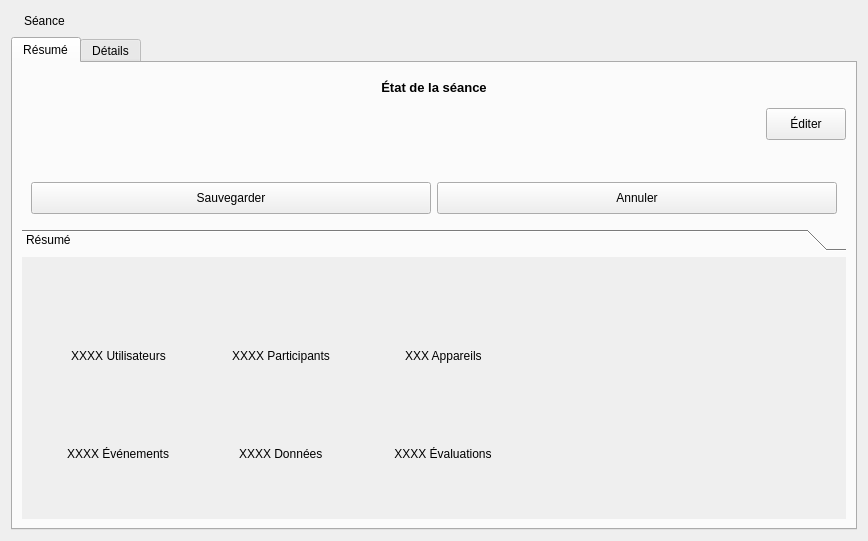
First picture: the form in client/src/editors/SessionWidget.ui, repository introlab/openteraplus, before the edit.
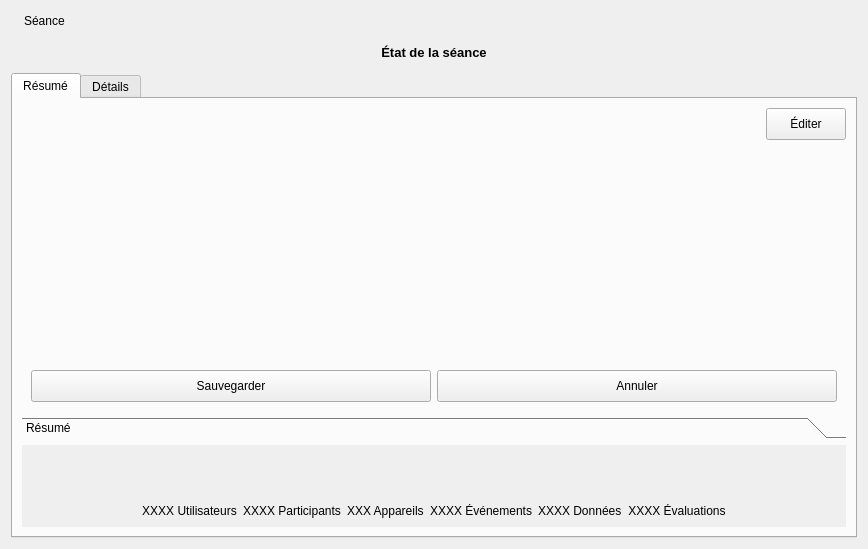
Second picture: the form after the edit. The open tabs and pages were chosen to show the change. Icons and pictures are not drawn. Custom widgets are drawn as their Qt base class.

Commit message: Refs #25. Work in progress to plan future sessions.

Diff of the .ui file:
```diff
--- a/client/src/editors/SessionWidget.ui
+++ b/client/src/editors/SessionWidget.ui
@@ -7,7 +7,7 @@
     <x>0</x>
     <y>0</y>
     <width>868</width>
-    <height>541</height>
+    <height>549</height>
    </rect>
   </property>
   <property name="windowTitle">
@@ -168,6 +168,35 @@
      </item>
     </layout>
    </item>
+   <item>
+    <widget class="QLabel" name="lblStatus">
+     <property name="sizePolicy">
+      <sizepolicy hsizetype="Preferred" vsizetype="Maximum">
+       <horstretch>0</horstretch>
+       <verstretch>0</verstretch>
+      </sizepolicy>
+     </property>
+     <property name="minimumSize">
+      <size>
+       <width>0</width>
+       <height>30</height>
+      </size>
+     </property>
+     <property name="font">
+      <font>
+       <pointsize>10</pointsize>
+       <weight>75</weight>
+       <bold>true</bold>
+      </font>
+     </property>
+     <property name="text">
+      <string>État de la séance</string>
+     </property>
+     <property name="alignment">
+      <set>Qt::AlignCenter</set>
+     </property>
+    </widget>
+   </item>
    <item>
     <widget class="QTabWidget" name="tabNav">
      <property name="currentIndex">
@@ -182,35 +211,6 @@
        <string>Résumé</string>
       </attribute>
       <layout class="QVBoxLayout" name="verticalLayout_6">
-       <item>
-        <widget class="QLabel" name="lblStatus">
-         <property name="sizePolicy">
-          <sizepolicy hsizetype="Preferred" vsizetype="Maximum">
-           <horstretch>0</horstretch>
-           <verstretch>0</verstretch>
-          </sizepolicy>
-         </property>
-         <property name="minimumSize">
-          <size>
-           <width>0</width>
-           <height>30</height>
-          </size>
-         </property>
-         <property name="font">
-          <font>
-           <pointsize>10</pointsize>
-           <weight>75</weight>
-           <bold>true</bold>
-          </font>
-         </property>
-         <property name="text">
-          <string>État de la séance</string>
-         </property>
-         <property name="alignment">
-          <set>Qt::AlignCenter</set>
-         </property>
-        </widget>
-       </item>
        <item>
         <layout class="QHBoxLayout" name="horizontalLayout_4">
          <item>
@@ -257,7 +257,7 @@
        <item>
         <widget class="TeraForm" name="wdgSession" native="true">
          <property name="sizePolicy">
-          <sizepolicy hsizetype="Preferred" vsizetype="Expanding">
+          <sizepolicy hsizetype="Preferred" vsizetype="MinimumExpanding">
            <horstretch>0</horstretch>
            <verstretch>0</verstretch>
           </sizepolicy>
@@ -331,29 +331,68 @@
        <item>
         <widget class="QToolBox" name="grpSummary">
          <property name="sizePolicy">
-          <sizepolicy hsizetype="Preferred" vsizetype="MinimumExpanding">
+          <sizepolicy hsizetype="Preferred" vsizetype="Preferred">
            <horstretch>0</horstretch>
            <verstretch>0</verstretch>
           </sizepolicy>
          </property>
+         <property name="minimumSize">
+          <size>
+           <width>0</width>
+           <height>110</height>
+          </size>
+         </property>
+         <property name="maximumSize">
+          <size>
+           <width>16777215</width>
+           <height>110</height>
+          </size>
+         </property>
          <widget class="QWidget" name="grpSummaryPage1">
           <property name="geometry">
            <rect>
             <x>0</x>
             <y>0</y>
             <width>828</width>
-            <height>260</height>
+            <height>83</height>
            </rect>
           </property>
           <attribute name="label">
            <string>Résumé</string>
           </attribute>
           <layout class="QVBoxLayout" name="verticalLayout_8">
-           <item>
+           <property name="spacing">
+            <number>0</number>
+           </property>
+           <property name="leftMargin">
+            <number>0</number>
+           </property>
+           <property name="topMargin">
+            <number>0</number>
+           </property>
+           <property name="rightMargin">
+            <number>0</number>
+           </property>
+           <property name="bottomMargin">
+            <number>0</number>
+           </property>
+           <item alignment="Qt::AlignHCenter">
             <widget class="QFrame" name="frameStats">
+             <property name="sizePolicy">
+              <sizepolicy hsizetype="Expanding" vsizetype="Maximum">
+               <horstretch>0</horstretch>
+               <verstretch>0</verstretch>
+              </sizepolicy>
+             </property>
+             <property name="minimumSize">
+              <size>
+               <width>600</width>
+               <height>80</height>
+              </size>
+             </property>
              <property name="maximumSize">
               <size>
-               <width>500</width>
+               <width>16777215</width>
                <height>16777215</height>
               </size>
              </property>
@@ -361,22 +400,6 @@
               <property name="verticalSpacing">
                <number>10</number>
               </property>
-              <item row="3" column="2" alignment="Qt::AlignHCenter|Qt::AlignTop">
-               <widget class="QLabel" name="lblTests">
-                <property name="sizePolicy">
-                 <sizepolicy hsizetype="Preferred" vsizetype="Maximum">
-                  <horstretch>0</horstretch>
-                  <verstretch>0</verstretch>
-                 </sizepolicy>
-                </property>
-                <property name="text">
-                 <string>XXXX Évaluations</string>
-                </property>
-                <property name="alignment">
-                 <set>Qt::AlignCenter</set>
-                </property>
-               </widget>
-              </item>
               <item row="0" column="1" alignment="Qt::AlignHCenter">
                <widget class="ClickableLabel" name="icoParticipant">
                 <property name="sizePolicy">
@@ -387,14 +410,14 @@
                 </property>
                 <property name="minimumSize">
                  <size>
-                  <width>64</width>
-                  <height>64</height>
+                  <width>48</width>
+                  <height>48</height>
                  </size>
                 </property>
                 <property name="maximumSize">
                  <size>
-                  <width>64</width>
-                  <height>64</height>
+                  <width>48</width>
+                  <height>48</height>
                  </size>
                 </property>
                 <property name="cursor">
@@ -404,7 +427,41 @@
                  <string/>
                 </property>
                 <property name="pixmap">
-                 <pixmap>:/icons/patient.png</pixmap>
+                 <pixmap resource="../../resources/TeraClient.qrc">:/icons/patient.png</pixmap>
+                </property>
+                <property name="scaledContents">
+                 <bool>true</bool>
+                </property>
+               </widget>
+              </item>
+              <item row="0" column="0" alignment="Qt::AlignHCenter">
+               <widget class="ClickableLabel" name="icoUsers">
+                <property name="sizePolicy">
+                 <sizepolicy hsizetype="Fixed" vsizetype="Fixed">
+                  <horstretch>0</horstretch>
+                  <verstretch>0</verstretch>
+                 </sizepolicy>
+                </property>
+                <property name="minimumSize">
+                 <size>
+                  <width>48</width>
+                  <height>48</height>
+                 </size>
+                </property>
+                <property name="maximumSize">
+                 <size>
+                  <width>48</width>
+                  <height>48</height>
+                 </size>
+                </property>
+                <property name="cursor">
+                 <cursorShape>PointingHandCursor</cursorShape>
+                </property>
+                <property name="text">
+                 <string/>
+                </property>
+                <property name="pixmap">
+                 <pixmap resource="../../resources/TeraClient.qrc">:/icons/software_user.png</pixmap>
                 </property>
                 <property name="scaledContents">
                  <bool>true</bool>
@@ -421,14 +478,14 @@
                 </property>
                 <property name="minimumSize">
                  <size>
-                  <width>64</width>
-                  <height>64</height>
+                  <width>48</width>
+                  <height>48</height>
                  </size>
                 </property>
                 <property name="maximumSize">
                  <size>
-                  <width>64</width>
-                  <height>64</height>
+                  <width>48</width>
+                  <height>48</height>
                  </size>
                 </property>
                 <property name="cursor">
@@ -445,78 +502,142 @@
                 </property>
                </widget>
               </item>
-              <item row="1" column="2" alignment="Qt::AlignHCenter|Qt::AlignTop">
+              <item row="0" column="5" alignment="Qt::AlignHCenter">
+               <widget class="ClickableLabel" name="icoTests">
+                <property name="sizePolicy">
+                 <sizepolicy hsizetype="Fixed" vsizetype="Fixed">
+                  <horstretch>0</horstretch>
+                  <verstretch>0</verstretch>
+                 </sizepolicy>
+                </property>
+                <property name="minimumSize">
+                 <size>
+                  <width>48</width>
+                  <height>48</height>
+                 </size>
+                </property>
+                <property name="maximumSize">
+                 <size>
+                  <width>48</width>
+                  <height>48</height>
+                 </size>
+                </property>
+                <property name="text">
+                 <string/>
+                </property>
+                <property name="pixmap">
+                 <pixmap resource="../../resources/TeraClient.qrc">:/icons/test.png</pixmap>
+                </property>
+                <property name="scaledContents">
+                 <bool>true</bool>
+                </property>
+               </widget>
+              </item>
+              <item row="0" column="3" alignment="Qt::AlignHCenter|Qt::AlignVCenter">
+               <widget class="ClickableLabel" name="icoEvents">
+                <property name="sizePolicy">
+                 <sizepolicy hsizetype="Fixed" vsizetype="Fixed">
+                  <horstretch>0</horstretch>
+                  <verstretch>0</verstretch>
+                 </sizepolicy>
+                </property>
+                <property name="minimumSize">
+                 <size>
+                  <width>48</width>
+                  <height>48</height>
+                 </size>
+                </property>
+                <property name="maximumSize">
+                 <size>
+                  <width>48</width>
+                  <height>48</height>
+                 </size>
+                </property>
+                <property name="cursor">
+                 <cursorShape>PointingHandCursor</cursorShape>
+                </property>
+                <property name="text">
+                 <string/>
+                </property>
+                <property name="pixmap">
+                 <pixmap resource="../../resources/TeraClient.qrc">:/icons/log.png</pixmap>
+                </property>
+                <property name="scaledContents">
+                 <bool>true</bool>
+                </property>
+               </widget>
+              </item>
+              <item row="0" column="4" alignment="Qt::AlignHCenter|Qt::AlignVCenter">
+               <widget class="ClickableLabel" name="icoAssets">
+                <property name="sizePolicy">
+                 <sizepolicy hsizetype="Fixed" vsizetype="Fixed">
+                  <horstretch>0</horstretch>
+                  <verstretch>0</verstretch>
+                 </sizepolicy>
+                </property>
+                <property name="minimumSize">
+                 <size>
+                  <width>48</width>
+                  <height>48</height>
+                 </size>
+                </property>
+                <property name="maximumSize">
+                 <size>
+                  <width>48</width>
+                  <height>48</height>
+                 </size>
+                </property>
+                <property name="cursor">
+                 <cursorShape>PointingHandCursor</cursorShape>
+                </property>
+                <property name="text">
+                 <string/>
+                </property>
+                <property name="pixmap">
+                 <pixmap resource="../../resources/TeraClient.qrc">:/icons/data.png</pixmap>
+                </property>
+                <property name="scaledContents">
+                 <bool>true</bool>
+                </property>
+               </widget>
+              </item>
+              <item row="1" column="5" alignment="Qt::AlignVCenter">
+               <widget class="QLabel" name="lblTests">
+                <property name="sizePolicy">
+                 <sizepolicy hsizetype="Preferred" vsizetype="Maximum">
+                  <horstretch>0</horstretch>
+                  <verstretch>0</verstretch>
+                 </sizepolicy>
+                </property>
+                <property name="text">
+                 <string>XXXX Évaluations</string>
+                </property>
+                <property name="alignment">
+                 <set>Qt::AlignCenter</set>
+                </property>
+               </widget>
+              </item>
+              <item row="1" column="4" alignment="Qt::AlignHCenter|Qt::AlignVCenter">
+               <widget class="QLabel" name="lblAssets">
+                <property name="text">
+                 <string>XXXX Données</string>
+                </property>
+               </widget>
+              </item>
+              <item row="1" column="3" alignment="Qt::AlignHCenter|Qt::AlignVCenter">
+               <widget class="QLabel" name="lblEvents">
+                <property name="text">
+                 <string>XXXX Événements</string>
+                </property>
+               </widget>
+              </item>
+              <item row="1" column="2" alignment="Qt::AlignHCenter|Qt::AlignVCenter">
                <widget class="QLabel" name="lblDevicesStats">
                 <property name="text">
                  <string>XXX Appareils</string>
                 </property>
                </widget>
               </item>
-              <item row="0" column="0" alignment="Qt::AlignHCenter">
-               <widget class="ClickableLabel" name="icoUsers">
-                <property name="sizePolicy">
-                 <sizepolicy hsizetype="Fixed" vsizetype="Fixed">
-                  <horstretch>0</horstretch>
-                  <verstretch>0</verstretch>
-                 </sizepolicy>
-                </property>
-                <property name="minimumSize">
-                 <size>
-                  <width>64</width>
-                  <height>64</height>
-                 </size>
-                </property>
-                <property name="maximumSize">
-                 <size>
-                  <width>64</width>
-                  <height>64</height>
-                 </size>
-                </property>
-                <property name="cursor">
-                 <cursorShape>PointingHandCursor</cursorShape>
-                </property>
-                <property name="text">
-                 <string/>
-                </property>
-                <property name="pixmap">
-                 <pixmap>:/icons/software_user.png</pixmap>
-                </property>
-                <property name="scaledContents">
-                 <bool>true</bool>
-                </property>
-               </widget>
-              </item>
-              <item row="2" column="2" alignment="Qt::AlignHCenter">
-               <widget class="ClickableLabel" name="icoTests">
-                <property name="sizePolicy">
-                 <sizepolicy hsizetype="Fixed" vsizetype="Fixed">
-                  <horstretch>0</horstretch>
-                  <verstretch>0</verstretch>
-                 </sizepolicy>
-                </property>
-                <property name="minimumSize">
-                 <size>
-                  <width>64</width>
-                  <height>64</height>
-                 </size>
-                </property>
-                <property name="maximumSize">
-                 <size>
-                  <width>64</width>
-                  <height>64</height>
-                 </size>
-                </property>
-                <property name="text">
-                 <string/>
-                </property>
-                <property name="pixmap">
-                 <pixmap>:/icons/test.png</pixmap>
-                </property>
-                <property name="scaledContents">
-                 <bool>true</bool>
-                </property>
-               </widget>
-              </item>
               <item row="1" column="1">
                <widget class="QLabel" name="lblParticipantsStats">
                 <property name="sizePolicy">
@@ -533,7 +654,7 @@
                 </property>
                </widget>
               </item>
-              <item row="1" column="0" alignment="Qt::AlignHCenter|Qt::AlignTop">
+              <item row="1" column="0">
                <widget class="QLabel" name="lblUsersStats">
                 <property name="sizePolicy">
                  <sizepolicy hsizetype="Preferred" vsizetype="Maximum">
@@ -549,104 +670,9 @@
                 </property>
                </widget>
               </item>
-              <item row="2" column="1" alignment="Qt::AlignHCenter">
-               <widget class="ClickableLabel" name="icoAssets">
-                <property name="sizePolicy">
-                 <sizepolicy hsizetype="Fixed" vsizetype="Fixed">
-                  <horstretch>0</horstretch>
-                  <verstretch>0</verstretch>
-                 </sizepolicy>
-                </property>
-                <property name="minimumSize">
-                 <size>
-                  <width>64</width>
-                  <height>64</height>
-                 </size>
-                </property>
-                <property name="maximumSize">
-                 <size>
-                  <width>64</width>
-                  <height>64</height>
-                 </size>
-                </property>
-                <property name="cursor">
-                 <cursorShape>PointingHandCursor</cursorShape>
-                </property>
-                <property name="text">
-                 <string/>
-                </property>
-                <property name="pixmap">
-                 <pixmap>:/icons/data.png</pixmap>
-                </property>
-                <property name="scaledContents">
-                 <bool>true</bool>
-                </property>
-               </widget>
-              </item>
-              <item row="3" column="1" alignment="Qt::AlignHCenter">
-               <widget class="QLabel" name="lblAssets">
-                <property name="text">
-                 <string>XXXX Données</string>
-                </property>
-               </widget>
-              </item>
-              <item row="2" column="0" alignment="Qt::AlignHCenter">
-               <widget class="ClickableLabel" name="icoEvents">
-                <property name="sizePolicy">
-                 <sizepolicy hsizetype="Fixed" vsizetype="Fixed">
-                  <horstretch>0</horstretch>
-                  <verstretch>0</verstretch>
-                 </sizepolicy>
-                </property>
-                <property name="minimumSize">
-                 <size>
-                  <width>64</width>
-                  <height>64</height>
-                 </size>
-                </property>
-                <property name="maximumSize">
-                 <size>
-                  <width>64</width>
-                  <height>64</height>
-                 </size>
-                </property>
-                <property name="cursor">
-                 <cursorShape>PointingHandCursor</cursorShape>
-                </property>
-                <property name="text">
-                 <string/>
-                </property>
-                <property name="pixmap">
-                 <pixmap>:/icons/log.png</pixmap>
-                </property>
-                <property name="scaledContents">
-                 <bool>true</bool>
-                </property>
-               </widget>
-              </item>
-              <item row="3" column="0" alignment="Qt::AlignHCenter">
-               <widget class="QLabel" name="lblEvents">
-                <property name="text">
-                 <string>XXXX Événements</string>
-                </property>
-               </widget>
-              </item>
              </layout>
             </widget>
            </item>
-           <item>
-            <spacer name="verticalSpacer">
-             <property name="orientation">
-              <enum>Qt::Vertical</enum>
-             </property>
-             <property name="sizeHint" stdset="0">
-              <size>
-               <width>20</width>
-               <height>40</height>
-              </size>
-             </property>
-            </spacer>
-           </item>
           </layout>
          </widget>
         </widget>
@@ -945,6 +971,12 @@
   </layout>
  </widget>
  <customwidgets>
+  <customwidget>
+   <class>TeraForm</class>
+   <extends>QWidget</extends>
+   <header>TeraForm.h</header>
+   <container>1</container>
+  </customwidget>
   <customwidget>
    <class>ClickableLabel</class>
    <extends>QLabel</extends>
```
Left out of the diff: 79 changed lines with no effect on the pictures. The commit also changes 14 other files.
